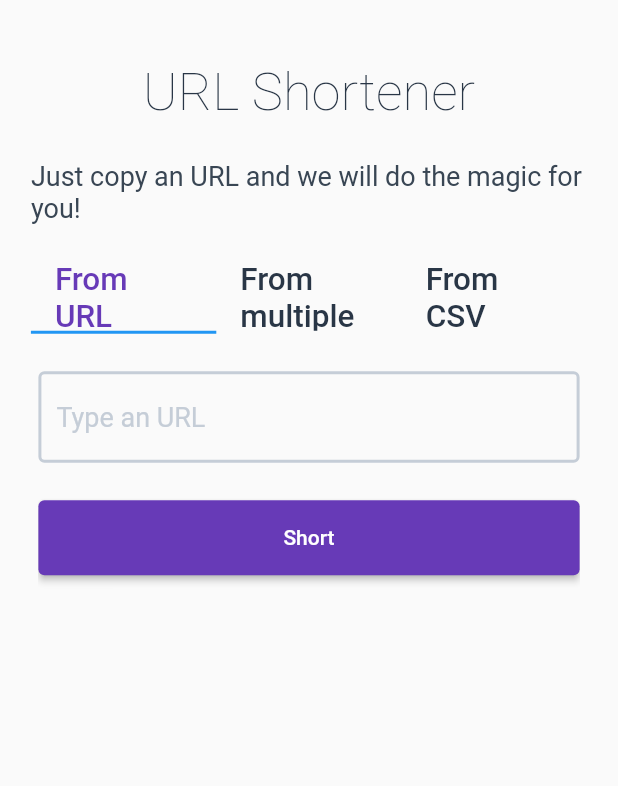
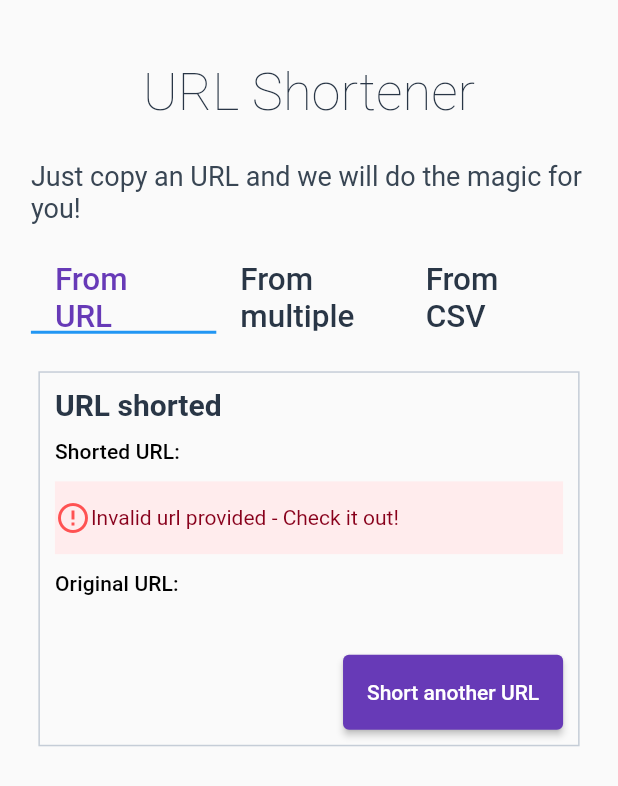
Before and after one commit to WebEngineeringGroupI/frontend, a Flutter app: the screen it shows after launch, after a tap on "Short", on a phone screen of 412 x 824 dp. Shown: the top 786 px of the screen. Run offline on Flutter 3.47's test engine with Material 2 defaults, Android fonts, the phone set to English and light mode, and no system bars; our stand-ins replace dio, file_picker; missing offline and left inert: dart:html, genproto_dart, grpc.

Commit message:
Updated error catching (#12)
* Catched SingleUrlShortener errors

* fix: backend_rest_api dont catch errors

* multipleUrl catched errors

```diff
--- a/lib/screens/single_url.dart
+++ b/lib/screens/single_url.dart
@@ -23,6 +23,8 @@ class _SingleUrlState extends State<SingleUrl> {
   TextEditingController longURLController = TextEditingController();
   bool displayResult = false;
   String shortURL = "";
+  String errorMessage = "Invalid url "
+      "provided - Check it out!";
 
   @override
   Widget build(BuildContext context) {
@@ -92,8 +94,7 @@ class _SingleUrlState extends State<SingleUrl> {
                 style: Theme.of(context).textTheme.subtitle2,
               )),
           (shortURL.isEmpty)
-              ? Flexible(flex:3, child: errorMessageBox("Invalid url "
-              "provided - Check it out!"))
+              ? Flexible(flex:3, child: errorMessageBox(errorMessage))
               : Flexible(flex: 3, child: clipboardBox()),
           Flexible(
               flex: 2,
@@ -165,11 +166,19 @@ class _SingleUrlState extends State<SingleUrl> {
   }
 
   Future<void> handleShortURL() async {
-    var shortened = await restAPIClient.shortURL(longURLController.text);
-    setState(() {
-      displayResult = true;
-      shortURL = shortened ?? "";
-    });
+    try {
+      var shortened = await restAPIClient.shortURL(longURLController.text);
+      setState(() {
+        displayResult = true;
+        shortURL = shortened ?? "";
+      });
+    } catch(err) {
+      setState((){
+        displayResult = true;
+        shortURL = "";
+      });
+    }
+
   }
 
   _SingleUrlState({required this.restAPIClient});
```
Also changed, not shown: lib/screens/multiple_url.dart (+14 -6 lines), lib/services/backend_rest_api_client.dart (+2 -11 lines).
